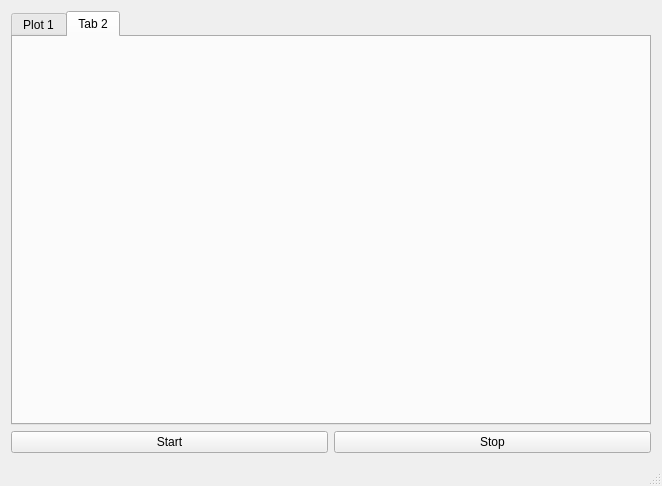
This is testPlot/testplot.ui in vazgmik/testPlot as Qt 5 draws it before an edit. The edited form follows.
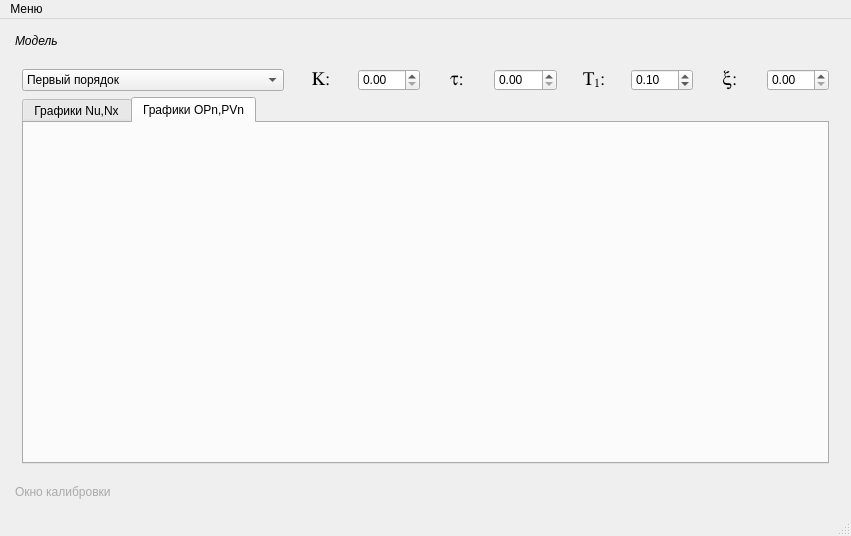
This is the edited form. The open tabs and pages were chosen to show the change. Custom widgets are drawn as their Qt base class.

Commit message: Обновление интерфейса

Patch:
```diff
--- a/testPlot/testplot.ui
+++ b/testPlot/testplot.ui
@@ -6,57 +6,266 @@
    <rect>
     <x>0</x>
     <y>0</y>
-    <width>662</width>
-    <height>486</height>
+    <width>851</width>
+    <height>536</height>
    </rect>
   </property>
   <property name="windowTitle">
    <string>testPlot</string>
   </property>
   <widget class="QWidget" name="centralWidget">
-   <layout class="QVBoxLayout" name="verticalLayout_2">
+   <layout class="QVBoxLayout" name="verticalLayout_10">
     <item>
-     <widget class="QTabWidget" name="plotWidget">
-      <property name="currentIndex">
-       <number>0</number>
-      </property>
-      <widget class="QWidget" name="plot_tab1">
-       <attribute name="title">
-        <string>Plot 1</string>
-       </attribute>
-       <layout class="QVBoxLayout" name="verticalLayout">
-        <item>
-         <widget class="QSplitter" name="splitter">
-          <property name="orientation">
-           <enum>Qt::Vertical</enum>
-          </property>
-          <widget class="QCustomPlot" name="plot_wid1" native="true"/>
-          <widget class="QCustomPlot" name="plot_wid2" native="true"/>
-         </widget>
-        </item>
-       </layout>
-      </widget>
-      <widget class="QWidget" name="plot_tab2">
-       <attribute name="title">
-        <string>Tab 2</string>
-       </attribute>
-      </widget>
-     </widget>
-    </item>
-    <item>
-     <layout class="QHBoxLayout" name="horizontalLayout">
+     <layout class="QVBoxLayout" name="verticalLayout_4">
       <item>
-       <widget class="QPushButton" name="pbStart">
-        <property name="text">
-         <string>Start</string>
+       <widget class="QToolBox" name="toolBox">
+        <property name="styleSheet">
+         <string notr="true">QToolBox::tab {
+     background: qlineargradient(x1: 0, y1: 0, x2: 0, y2: 1,
+                                 stop: 0 #E1E1E1, stop: 0.4 #DDDDDD,
+                                 stop: 0.5 #D8D8D8, stop: 1.0 #D3D3D3);
+     border-radius: 5px;
+     color: darkgray;
+ }
+
+ QToolBox::tab:selected { /* italicize selected tabs */
+     font: italic;
+     color: black;
+ }</string>
         </property>
-       </widget>
-      </item>
-      <item>
-       <widget class="QPushButton" name="pbStop">
-        <property name="text">
-         <string>Stop</string>
+        <property name="currentIndex">
+         <number>0</number>
         </property>
+        <widget class="QWidget" name="pmodel">
+         <property name="geometry">
+          <rect>
+           <x>0</x>
+           <y>0</y>
+           <width>831</width>
+           <height>421</height>
+          </rect>
+         </property>
+         <attribute name="label">
+          <string>Модель</string>
+         </attribute>
+         <layout class="QVBoxLayout" name="verticalLayout_9">
+          <item>
+           <layout class="QVBoxLayout" name="verticalLayout_2">
+            <item>
+             <layout class="QHBoxLayout" name="horizontalLayout_2">
+              <item>
+               <widget class="QComboBox" name="cbModelType">
+                <property name="currentText">
+                 <string>Первый порядок</string>
+                </property>
+                <item>
+                 <property name="text">
+                  <string>Первый порядок</string>
+                 </property>
+                </item>
+                <item>
+                 <property name="text">
+                  <string>Второй порядок - апериодическое звено</string>
+                 </property>
+                </item>
+                <item>
+                 <property name="text">
+                  <string>Второй порядок - колебательное звено</string>
+                 </property>
+                </item>
+               </widget>
+              </item>
+              <item>
+               <widget class="QLabel" name="lb_Gain">
+                <property name="font">
+                 <font>
+                  <family>Symbol</family>
+                 </font>
+                </property>
+                <property name="text">
+                 <string>&lt;html&gt;&lt;head/&gt;&lt;body&gt;&lt;p align=&quot;center&quot;&gt;&lt;span style=&quot; font-size:14pt;&quot;&gt;K:&lt;/span&gt;&lt;/p&gt;&lt;/body&gt;&lt;/html&gt;</string>
+                </property>
+               </widget>
+              </item>
+              <item>
+               <widget class="QDoubleSpinBox" name="spGain"/>
+              </item>
+              <item>
+               <widget class="QLabel" name="lb_Delay">
+                <property name="font">
+                 <font>
+                  <family>Symbol</family>
+                 </font>
+                </property>
+                <property name="text">
+                 <string>&lt;html&gt;&lt;head/&gt;&lt;body&gt;&lt;p align=&quot;center&quot;&gt;&lt;span style=&quot; font-size:14pt;&quot;&gt;t:&lt;/span&gt;&lt;/p&gt;&lt;/body&gt;&lt;/html&gt;</string>
+                </property>
+               </widget>
+              </item>
+              <item>
+               <widget class="QDoubleSpinBox" name="sbDelay"/>
+              </item>
+              <item>
+               <widget class="QLabel" name="lb_Time1">
+                <property name="font">
+                 <font>
+                  <family>Symbol</family>
+                 </font>
+                </property>
+                <property name="text">
+                 <string>&lt;html&gt;&lt;head/&gt;&lt;body&gt;&lt;p align=&quot;center&quot;&gt;&lt;span style=&quot; font-size:14pt;font-weight:400;&quot;&gt;T&lt;/span&gt;&lt;span style=&quot; font-size:14pt; vertical-align:sub;&quot;&gt;1&lt;/span&gt;&lt;span style=&quot; font-size:14pt;&quot;&gt;:&lt;/span&gt;&lt;/p&gt;&lt;/body&gt;&lt;/html&gt;</string>
+                </property>
+               </widget>
+              </item>
+              <item>
+               <widget class="QDoubleSpinBox" name="sbTime1">
+                <property name="value">
+                 <double>0.100000000000000</double>
+                </property>
+               </widget>
+              </item>
+              <item>
+               <widget class="QLabel" name="lb_TimeEps">
+                <property name="font">
+                 <font>
+                  <family>Symbol</family>
+                  <weight>50</weight>
+                  <bold>false</bold>
+                 </font>
+                </property>
+                <property name="text">
+                 <string>&lt;html&gt;&lt;head/&gt;&lt;body&gt;&lt;p align=&quot;center&quot;&gt;&lt;span style=&quot; font-size:14pt; font-weight:400;&quot;&gt;x:&lt;/span&gt;&lt;/p&gt;&lt;/body&gt;&lt;/html&gt;</string>
+                </property>
+               </widget>
+              </item>
+              <item>
+               <widget class="QDoubleSpinBox" name="sbTimeEps"/>
+              </item>
+             </layout>
+            </item>
+            <item>
+             <widget class="QTabWidget" name="plotWidget">
+              <property name="currentIndex">
+               <number>0</number>
+              </property>
+              <widget class="QWidget" name="plot_tab1">
+               <attribute name="title">
+                <string>Графики Nu,Nx</string>
+               </attribute>
+               <layout class="QVBoxLayout" name="verticalLayout">
+                <item>
+                 <widget class="QSplitter" name="splitter">
+                  <property name="orientation">
+                   <enum>Qt::Vertical</enum>
+                  </property>
+                  <widget class="QCustomPlot" name="plot_wid" native="true"/>
+                 </widget>
+                </item>
+               </layout>
+              </widget>
+              <widget class="QWidget" name="plot_tab2">
+               <attribute name="title">
+                <string>Графики OPn,PVn</string>
+               </attribute>
+               <layout class="QVBoxLayout" name="verticalLayout_6">
+                <item>
+                 <widget class="QCustomPlot" name="plot_wid_2" native="true"/>
+                </item>
+               </layout>
+              </widget>
+             </widget>
+            </item>
+            <item>
+             <layout class="QHBoxLayout" name="horizontalLayout"/>
+            </item>
+           </layout>
+          </item>
+         </layout>
+        </widget>
+        <widget class="QWidget" name="pcalibration">
+         <property name="geometry">
+          <rect>
+           <x>0</x>
+           <y>0</y>
+           <width>831</width>
+           <height>421</height>
+          </rect>
+         </property>
+         <attribute name="label">
+          <string>Окно калибровки</string>
+         </attribute>
+         <layout class="QVBoxLayout" name="verticalLayout_5">
+          <item>
+           <layout class="QVBoxLayout" name="verticalLayout_3">
+            <item>
+             <layout class="QHBoxLayout" name="horizontalLayout_4">
+              <item>
+               <widget class="QLabel" name="lbtNu">
+                <property name="text">
+                 <string>&lt;html&gt;&lt;head/&gt;&lt;body&gt;&lt;p&gt;&lt;span style=&quot; font-size:12pt; font-style:italic;&quot;&gt;N&lt;/span&gt;&lt;span style=&quot; font-size:12pt; font-style:italic; vertical-align:sub;&quot;&gt;u &lt;/span&gt;&lt;span style=&quot; font-size:12pt;&quot;&gt;: &lt;/span&gt;&lt;/p&gt;&lt;/body&gt;&lt;/html&gt;</string>
+                </property>
+                <property name="alignment">
+                 <set>Qt::AlignRight|Qt::AlignTrailing|Qt::AlignVCenter</set>
+                </property>
+               </widget>
+              </item>
+              <item>
+               <widget class="QProgressBar" name="progressBar">
+                <property name="maximum">
+                 <number>770</number>
+                </property>
+                <property name="value">
+                 <number>24</number>
+                </property>
+                <property name="textDirection">
+                 <enum>QProgressBar::TopToBottom</enum>
+                </property>
+                <property name="format">
+                 <string>%v</string>
+                </property>
+               </widget>
+              </item>
+              <item>
+               <widget class="QLabel" name="lbNu">
+                <property name="text">
+                 <string>value</string>
+                </property>
+               </widget>
+              </item>
+             </layout>
+            </item>
+            <item>
+             <layout class="QHBoxLayout" name="horizontalLayout_3">
+              <item>
+               <widget class="QLabel" name="lbt_Nx">
+                <property name="text">
+                 <string>&lt;html&gt;&lt;head/&gt;&lt;body&gt;&lt;p&gt;&lt;span style=&quot; font-size:12pt; font-style:italic;&quot;&gt;N&lt;/span&gt;&lt;span style=&quot; font-size:12pt; font-style:italic; vertical-align:sub;&quot;&gt;x &lt;/span&gt;&lt;span style=&quot; font-size:12pt;&quot;&gt;: &lt;/span&gt;&lt;/p&gt;&lt;/body&gt;&lt;/html&gt;</string>
+                </property>
+                <property name="alignment">
+                 <set>Qt::AlignRight|Qt::AlignTrailing|Qt::AlignVCenter</set>
+                </property>
+               </widget>
+              </item>
+              <item>
+               <widget class="QSlider" name="horizontalSlider">
+                <property name="orientation">
+                 <enum>Qt::Horizontal</enum>
+                </property>
+               </widget>
+              </item>
+              <item>
+               <widget class="QLabel" name="lbNx">
+                <property name="text">
+                 <string>value</string>
+                </property>
+               </widget>
+              </item>
+             </layout>
+            </item>
+           </layout>
+          </item>
+         </layout>
+        </widget>
        </widget>
       </item>
      </layout>
@@ -68,10 +277,20 @@
     <rect>
      <x>0</x>
      <y>0</y>
-     <width>662</width>
+     <width>851</width>
      <height>21</height>
     </rect>
    </property>
+   <widget class="QMenu" name="menu">
+    <property name="title">
+     <string>Меню</string>
+    </property>
+    <addaction name="action"/>
+    <addaction name="action_2"/>
+    <addaction name="separator"/>
+    <addaction name="action_CSV"/>
+   </widget>
+   <addaction name="menu"/>
   </widget>
   <widget class="QStatusBar" name="statusBar"/>
  </widget>
```
Left out of the diff: 15 changed lines with no effect on the pictures. The commit also changes 6 other files.
